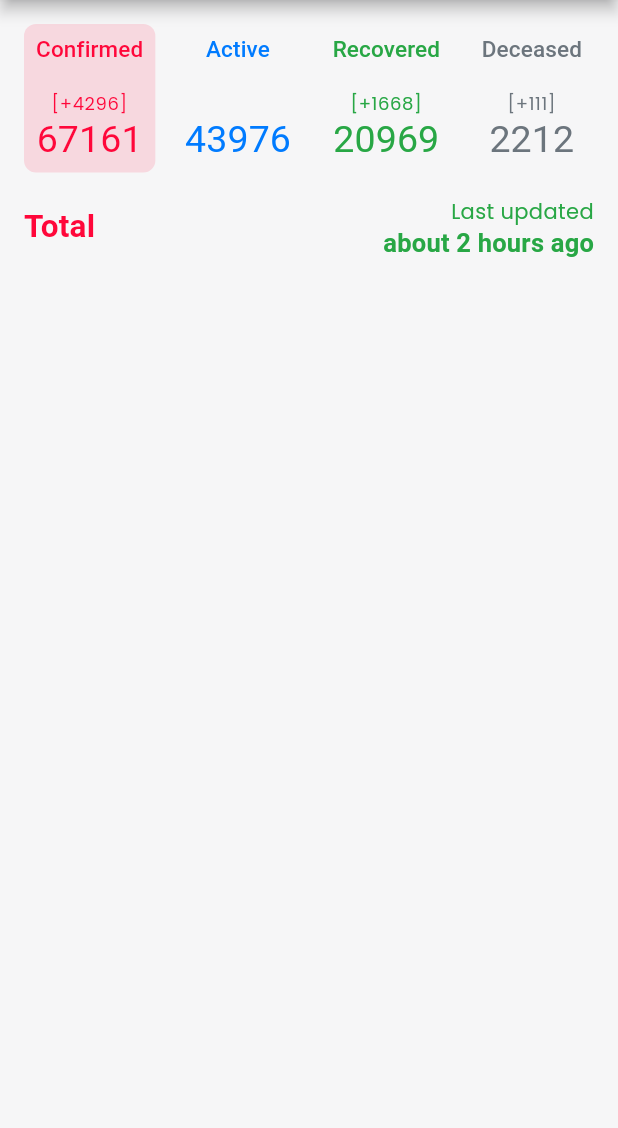
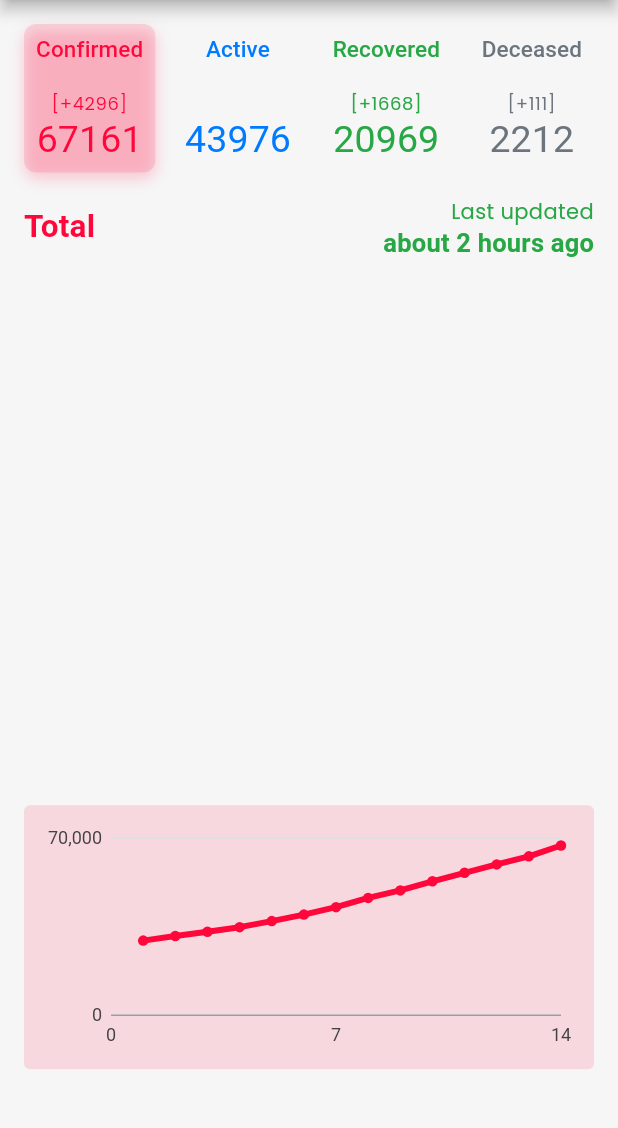
Before and after one commit to curioustechizen/covid19india-flutter, a Flutter app: the screen it shows after launch, on a phone screen of 412 x 824 dp, the part 84-1212 px from its top. Run offline on Flutter 3.47's test engine with Material 2 defaults, Android fonts, the phone set to English and light mode, and no system bars; our stand-ins replace charts_flutter, google_fonts; missing offline and left inert: built_path_annotations, matrix_gesture_detector; Roboto replaces fonts that are missing (Overpass); statements that could not run were skipped.

Commit message:
Basic hardcoded charts

```diff
--- a/lib/data/hardcoded_data.dart
+++ b/lib/data/hardcoded_data.dart
@@ -1,6 +1,6 @@
 import 'package:covid19in/widgets/maps/map_svg_data.dart';
 
-final Map<StateUT, int> statistics = {
+final Map<StateUT, int> summaryStats = {
   StateUT.jk: 861,
   StateUT.wb: 1939,
   StateUT.ut: 68,
@@ -39,3 +39,20 @@ final Map<StateUT, int> statistics = {
   StateUT.ap: 1980,
   StateUT.an: 33
 };
+
+final Map<int, int> historicalConfirmed = {
+  1: 29548,
+  2: 31362,
+  3: 33065,
+  4: 34866,
+  5: 37262,
+  6: 39826,
+  7: 42778,
+  8: 46434,
+  9: 49405,
+  10: 53007,
+  11: 56351,
+  12: 59690,
+  13: 62865,
+  14: 67161,
+};
--- a/lib/screens/home_screen.dart
+++ b/lib/screens/home_screen.dart
@@ -1,7 +1,9 @@
 import 'package:covid19in/constants.dart';
 import 'package:covid19in/data/category.dart';
 import 'package:covid19in/data/hardcoded_data.dart';
+import 'package:covid19in/widgets/charts/chart_widget.dart';
 import 'package:covid19in/widgets/maps/map_widget.dart';
+import 'package:covid19in/widgets/summary/summary_row.dart';
 import 'package:covid19in/widgets/zoomable.dart';
 import 'package:flutter/material.dart';
 
@@ -34,8 +36,7 @@ class _HomeScreenState extends State<HomeScreen> {
           children: <Widget>[
             Text(
               "Total",
-              style: Theme
-                  .of(context)
+              style: Theme.of(context)
                   .textTheme
                   .headline6
                   .copyWith(color: kConfirmed, fontWeight: FontWeight.bold),
@@ -44,19 +45,14 @@ class _HomeScreenState extends State<HomeScreen> {
               textAlign: TextAlign.end,
               text: TextSpan(
                   text: "Last updated\n",
-                  style: Theme
-                      .of(context)
+                  style: Theme.of(context)
                       .textTheme
                       .bodyText2
                       .copyWith(color: kRecovered),
                   children: <InlineSpan>[
                     TextSpan(
                         text: "about 2 hours ago",
-                        style: Theme
-                            .of(context)
-                            .textTheme
-                            .subtitle1
-                            .copyWith(
+                        style: Theme.of(context).textTheme.subtitle1.copyWith(
                             color: kRecovered, fontWeight: FontWeight.w600))
                   ]),
             )
@@ -68,146 +64,26 @@ class _HomeScreenState extends State<HomeScreen> {
             child: ZoomableWidget(
               child: MapWidget(
                 category: _selectedCategory,
-                statistics: statistics,
+                statistics: summaryStats,
               ),
             )),
+        DecoratedBox(
+          decoration: BoxDecoration(color: kConfirmed.withAlpha(32), borderRadius: BorderRadius.circular(4.0)),
+          child: Padding(
+            padding: const EdgeInsets.all(8.0),
+            child: Container(
+                height: 160.0,
+                width: 320.0,
+                child: PointsLineChart(
+                  historicalConfirmed.entries
+                      .map((MapEntry<int, int> e) =>
+                          ChartPoint(date: e.key, count: e.value))
+                      .toList(),
+                  animate: true,
+                )),
+          ),
+        )
       ],
     );
   }
 }
-
-class SummaryData {
-  final String title;
-  final Category category;
-  final int total;
-  final int diff;
-  final bool showDiff;
-  final bool isSelected;
-
-  SummaryData({
-    this.title,
-    this.category,
-    this.total,
-    this.diff,
-    this.isSelected = false,
-    this.showDiff = true
-  });
-}
-
-class SummaryRow extends StatelessWidget {
-  final Function onCategorySelected;
-  final Category selectedCategory;
-
-  const SummaryRow({this.onCategorySelected, this.selectedCategory});
-
-  @override
-  Widget build(BuildContext context) {
-    return Row(
-      mainAxisAlignment: MainAxisAlignment.spaceBetween,
-      children: <Widget>[
-        SummaryCard(
-          summaryColor: kConfirmed,
-          onSelected: () {
-            onCategorySelected(Category.confirmed);
-          },
-          data: SummaryData(
-              title: "Confirmed",
-              category: Category.confirmed,
-              total: 67161,
-              diff: 4296,
-              isSelected: selectedCategory == Category.confirmed),
-        ),
-        SummaryCard(
-          summaryColor: kActive,
-          onSelected: () {
-            onCategorySelected(Category.active);
-          },
-          data: SummaryData(
-              title: "Active",
-              category: Category.active,
-              total: 43976,
-              showDiff: false,
-              isSelected: selectedCategory == Category.active),
-        ),
-        SummaryCard(
-          summaryColor: kRecovered,
-          onSelected: () {
-            onCategorySelected(Category.recovered);
-          },
-          data: SummaryData(
-              title: "Recovered",
-              category: Category.recovered,
-              total: 20969,
-              diff: 1668,
-              isSelected: selectedCategory == Category.recovered),
-        ),
-        SummaryCard(
-          summaryColor: kDeceased,
-          onSelected: () {
-            onCategorySelected(Category.deceased);
-          },
-          data: SummaryData(
-              title: "Deceased",
-              category: Category.deceased,
-              total: 2212,
-              diff: 111,
-              isSelected: selectedCategory == Category.deceased),
-        ),
-      ],
-    );
-  }
-}
-
-class SummaryCard extends StatelessWidget {
-  final Color summaryColor;
-  final SummaryData data;
-  final Function onSelected;
-
-  const SummaryCard({
-    this.summaryColor,
-    this.data, this.onSelected,
-  });
-
-  @override
-  Widget build(BuildContext context) {
-    return InkWell(
-      onTap: onSelected,
-      child: DecoratedBox(
-        decoration: BoxDecoration(
-            color: data.isSelected
-                ? summaryColor.withAlpha(32)
-                : Colors.transparent,
-            borderRadius: BorderRadius.circular(8.0)),
-        child: Padding(
-          padding: const EdgeInsets.all(8.0),
-          child: RichText(
-            textAlign: TextAlign.center,
-            text: TextSpan(
-                text: "${data.title}\n\n",
-                style: Theme
-                    .of(context)
-                    .textTheme
-                    .subtitle2
-                    .copyWith(color: summaryColor),
-                children: <InlineSpan>[
-                  TextSpan(
-                      text: data.showDiff ? "[+${data.diff}]\n" : "\n",
-                      style: Theme
-                          .of(context)
-                          .textTheme
-                          .caption
-                          .copyWith(color: summaryColor)),
-                  TextSpan(
-                      text: "${data.total}",
-                      style: Theme
-                          .of(context)
-                          .textTheme
-                          .headline5
-                          .copyWith(color: summaryColor)),
-                ]),
-          ),
-        ),
-      ),
-    );
-  }
-}
--- /dev/null
+++ b/lib/widgets/charts/chart_widget.dart
@@ -0,0 +1,42 @@
+/// Line chart example
+import 'package:charts_flutter/flutter.dart' as charts;
+import 'package:covid19in/constants.dart';
+import 'package:flutter/material.dart';
+
+class PointsLineChart extends StatelessWidget {
+  final List<ChartPoint> chartPoints;
+  final bool animate;
+
+  PointsLineChart(this.chartPoints, {this.animate});
+
+  @override
+  Widget build(BuildContext context) {
+    return new charts.LineChart(_initChartSeries(),
+        animate: animate,
+        defaultRenderer: new charts.LineRendererConfig(
+            includePoints: true,
+            roundEndCaps: true,
+            strokeWidthPx: 4,
+        )
+    );
+  }
+
+  List<charts.Series<ChartPoint, int>> _initChartSeries() {
+    return [
+      charts.Series<ChartPoint, int>(
+          id: 'Confirmed',
+          data: chartPoints,
+          domainFn: (ChartPoint pt, _) => pt.date,
+          measureFn: (ChartPoint pt, _) => pt.count,
+          colorFn: (_, __) => charts.Color(
+              r: kConfirmed.red, g: kConfirmed.green, b: kConfirmed.blue))
+    ];
+  }
+}
+
+class ChartPoint {
+  final int date;
+  final int count;
+
+  ChartPoint({this.date, this.count});
+}
--- /dev/null
+++ b/lib/widgets/summary/summary_card.dart
@@ -0,0 +1,72 @@
+import 'package:covid19in/data/category.dart';
+import 'package:flutter/material.dart';
+
+class SummaryData {
+  final String title;
+  final Category category;
+  final int total;
+  final int diff;
+  final bool showDiff;
+  final bool isSelected;
+
+  SummaryData(
+      {this.title,
+        this.category,
+        this.total,
+        this.diff,
+        this.isSelected = false,
+        this.showDiff = true});
+}
+
+class SummaryCard extends StatelessWidget {
+  final Color summaryColor;
+  final SummaryData data;
+  final Function onSelected;
+
+  const SummaryCard({
+    this.summaryColor,
+    this.data,
+    this.onSelected,
+  });
+
+  @override
+  Widget build(BuildContext context) {
+    final List<BoxShadow> boxShadows = data.isSelected ? [BoxShadow(color: summaryColor.withOpacity(0.2), blurRadius: 8.0, offset: new Offset(0.0, 4.0))] : [];
+    return InkWell(
+      onTap: onSelected,
+      child: DecoratedBox(
+        decoration: BoxDecoration(
+            color: data.isSelected
+                ? summaryColor.withAlpha(32)
+                : Colors.transparent,
+            borderRadius: BorderRadius.circular(8.0),boxShadow: boxShadows),
+        child: Padding(
+          padding: const EdgeInsets.all(8.0),
+          child: RichText(
+            textAlign: TextAlign.center,
+            text: TextSpan(
+                text: "${data.title}\n\n",
+                style: Theme.of(context)
+                    .textTheme
+                    .subtitle2
+                    .copyWith(color: summaryColor),
+                children: <InlineSpan>[
+                  TextSpan(
+                      text: data.showDiff ? "[+${data.diff}]\n" : "\n",
+                      style: Theme.of(context)
+                          .textTheme
+                          .caption
+                          .copyWith(color: summaryColor)),
+                  TextSpan(
+                      text: "${data.total}",
+                      style: Theme.of(context)
+                          .textTheme
+                          .headline5
+                          .copyWith(color: summaryColor)),
+                ]),
+          ),
+        ),
+      ),
+    );
+  }
+}
--- /dev/null
+++ b/lib/widgets/summary/summary_row.dart
@@ -0,0 +1,69 @@
+import 'package:covid19in/data/category.dart';
+import 'package:covid19in/widgets/summary/summary_card.dart';
+import 'package:flutter/material.dart';
+
+import '../../constants.dart';
+
+class SummaryRow extends StatelessWidget {
+  final Function onCategorySelected;
+  final Category selectedCategory;
+
+  const SummaryRow({this.onCategorySelected, this.selectedCategory});
+
+  @override
+  Widget build(BuildContext context) {
+    return Row(
+      mainAxisAlignment: MainAxisAlignment.spaceBetween,
+      children: <Widget>[
+        SummaryCard(
+          summaryColor: kConfirmed,
+          onSelected: () {
+            onCategorySelected(Category.confirmed);
+          },
+          data: SummaryData(
+              title: "Confirmed",
+              category: Category.confirmed,
+              total: 67161,
+              diff: 4296,
+              isSelected: selectedCategory == Category.confirmed),
+        ),
+        SummaryCard(
+          summaryColor: kActive,
+          onSelected: () {
+            onCategorySelected(Category.active);
+          },
+          data: SummaryData(
+              title: "Active",
+              category: Category.active,
+              total: 43976,
+              showDiff: false,
+              isSelected: selectedCategory == Category.active),
+        ),
+        SummaryCard(
+          summaryColor: kRecovered,
+          onSelected: () {
+            onCategorySelected(Category.recovered);
+          },
+          data: SummaryData(
+              title: "Recovered",
+              category: Category.recovered,
+              total: 20969,
+              diff: 1668,
+              isSelected: selectedCategory == Category.recovered),
+        ),
+        SummaryCard(
+          summaryColor: kDeceased,
+          onSelected: () {
+            onCategorySelected(Category.deceased);
+          },
+          data: SummaryData(
+              title: "Deceased",
+              category: Category.deceased,
+              total: 2212,
+              diff: 111,
+              isSelected: selectedCategory == Category.deceased),
+        ),
+      ],
+    );
+  }
+}
--- a/pubspec.yaml
+++ b/pubspec.yaml
@@ -32,6 +32,7 @@ dependencies:
   built_path: ^0.1.0
   built_path_annotations: ^0.1.0
   matrix_gesture_detector: ^0.1.0
+  charts_flutter: ^0.9.0
 
 dev_dependencies:
   flutter_test:
```
Also changed, not shown: pubspec.lock.
